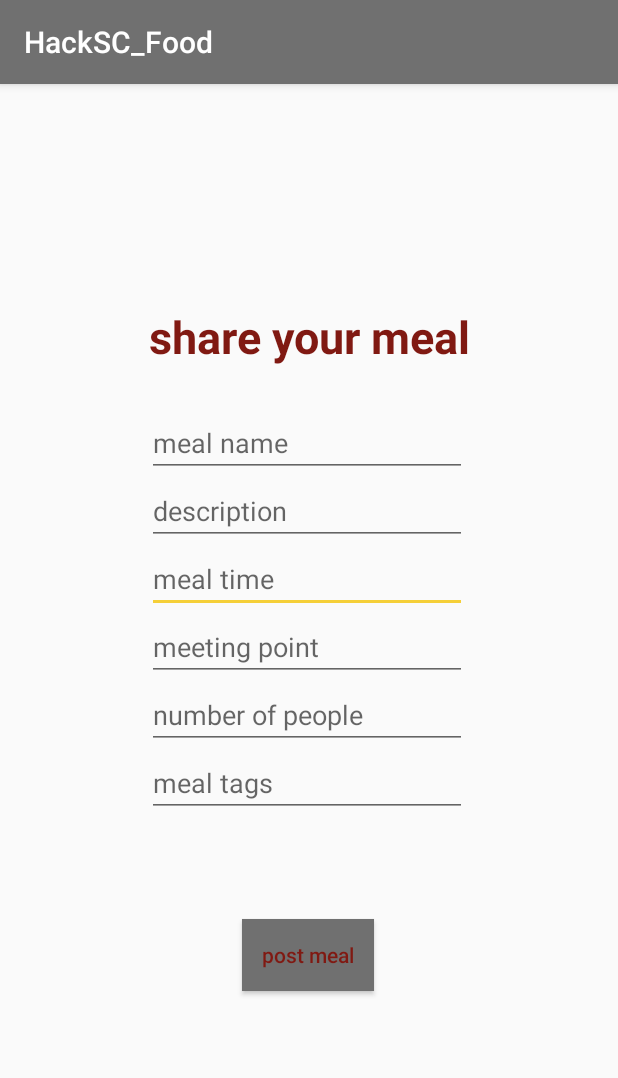
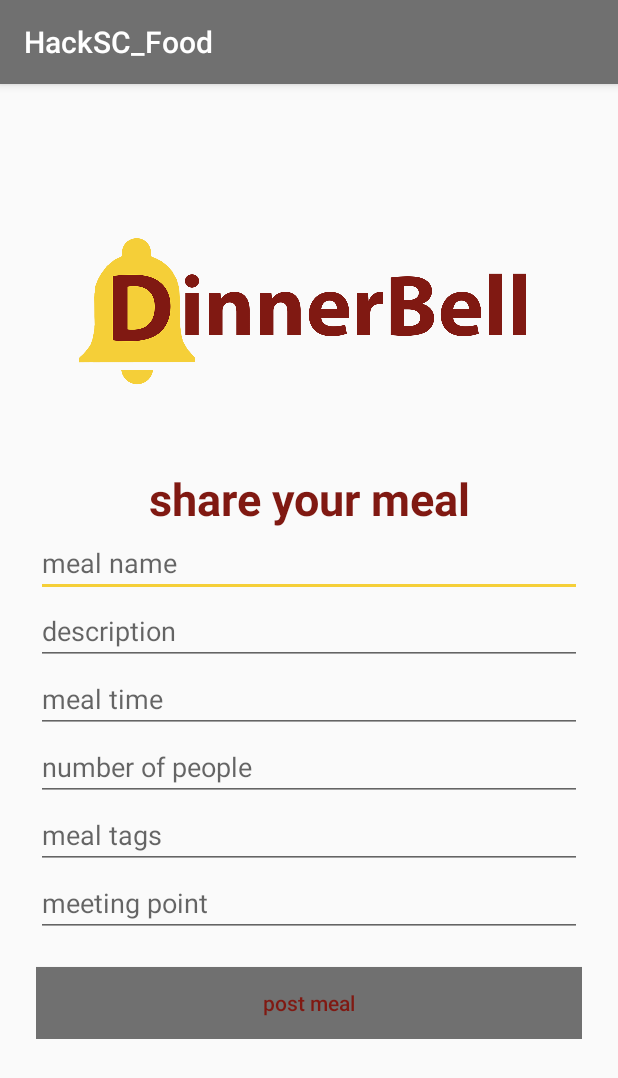
Before and after one commit to ziyiwu9494/HackSC_Food, an Android app: the fragment GalleryFragment shown on its own in the app's theme, on a phone screen of 412 x 824 dp. Shown: the top 1078 px of the screen. Run offline under Robolectric (Android 15) with nearby library versions, the phone set to English and light mode, and no system bars.

Commit message:
Refactored layout

```diff
--- a/app/src/main/java/com/example/hacksc_food/ui/home/HomeFragment.java
+++ b/app/src/main/java/com/example/hacksc_food/ui/home/HomeFragment.java
@@ -36,14 +36,7 @@ public class HomeFragment extends Fragment {
                 ViewModelProviders.of(this).get(HomeViewModel.class);
 
         View root = inflater.inflate(R.layout.fragment_home, container, false);
-        final TextView textView = root.findViewById(R.id.text_home);
         RecyclerView recyclerView = (RecyclerView) root.findViewById(R.id.nav_recycle);
-        homeViewModel.getText().observe(this, new Observer<String>() {
-            @Override
-            public void onChanged(@Nullable String s) {
-                textView.setText(s);
-            }
-        });
 
 
         ListAdapter listAdapter = new ListAdapter(getActivity(), sample_data.titles, sample_data.tags);
--- a/app/src/main/res/layout/activity_main.xml
+++ b/app/src/main/res/layout/activity_main.xml
@@ -7,7 +7,7 @@
     tools:context=".MainActivity">
 
     <ImageView
-        android:id="@+id/logo"
+        android:id="@+id/sharelogo"
         android:layout_width="match_parent"
         android:layout_height="100dp"
         android:layout_marginTop="100dp"
--- a/app/src/main/res/layout/fragment_gallery.xml
+++ b/app/src/main/res/layout/fragment_gallery.xml
@@ -7,114 +7,92 @@
     android:clickable="true">
 
 
-
+<ScrollView
+    android:layout_width="match_parent"
+    android:layout_height="match_parent">
+    <LinearLayout
+        android:orientation="vertical"
+        android:layout_width="match_parent"
+        android:layout_height="match_parent"
+        android:paddingTop="56dp"
+        android:paddingLeft="24dp"
+        android:paddingRight="24dp">
+        <ImageView
+        android:id="@+id/sharelogo"
+        android:layout_width="match_parent"
+        android:layout_height="200dp"
+        app:layout_constraintTop_toTopOf="parent"
+        app:srcCompat="@drawable/logo"></ImageView>
         <TextView
             android:id="@+id/shareYourMeal"
-        android:layout_width="wrap_content"
+            android:layout_width="match_parent"
             android:layout_height="wrap_content"
-        android:layout_marginTop="148dp"
             android:text="@string/share_your_meal"
             android:textColor="#801912"
             android:textSize="30sp"
             android:textStyle="bold"
-        app:layout_constraintEnd_toEndOf="parent"
-        app:layout_constraintHorizontal_bias="0.505"
-        app:layout_constraintStart_toStartOf="parent"
-        app:layout_constraintTop_toTopOf="parent" />
+            android:textAlignment="center"/>
+        <EditText
+            android:id="@+id/mealNameInput"
+            android:layout_width="match_parent"
+            android:layout_height="wrap_content"
+            android:ems="10"
+            android:hint="@string/meal_name"
+            android:inputType="textPersonName"
+            android:textColor="#707070" />
+        <EditText
+            android:id="@+id/descriptionInput"
+            android:layout_width="match_parent"
+            android:layout_height="wrap_content"
+            android:ems="10"
+            android:gravity="start|top"
+            android:hint="@string/description"
+            android:inputType="textMultiLine"
+            android:textColor="#707070" />
 
         <EditText
             android:id="@+id/timeInput"
-        android:layout_width="wrap_content"
+            android:layout_width="match_parent"
             android:layout_height="wrap_content"
             android:ems="10"
             android:hint="@string/meal_time"
             android:inputType="time"
-        android:textColor="#707070"
-        app:layout_constraintEnd_toEndOf="parent"
-        app:layout_constraintHorizontal_bias="0.494"
-        app:layout_constraintStart_toStartOf="parent"
-        app:layout_constraintTop_toBottomOf="@+id/descriptionInput" />
+            android:textColor="#707070" />
 
         <EditText
+            android:id="@+id/numOfPeople"
+            android:layout_width="match_parent"
+            android:layout_height="wrap_content"
+            android:ems="10"
+            android:hint="@string/numOfPeople"
+            android:inputType="number"/>
+        <EditText
             android:id="@+id/tags"
-        android:layout_width="wrap_content"
+            android:layout_width="match_parent"
             android:layout_height="wrap_content"
             android:ems="10"
             android:gravity="start|top"
             android:hint="@string/mealTags"
             android:inputType="textMultiLine"
-        android:textColor="#707070"
-        app:layout_constraintEnd_toEndOf="parent"
-        app:layout_constraintHorizontal_bias="0.494"
-        app:layout_constraintStart_toStartOf="parent"
-        app:layout_constraintTop_toBottomOf="@+id/numOfPeople" />
-
-    <EditText
-        android:id="@+id/descriptionInput"
-        android:layout_width="wrap_content"
-        android:layout_height="wrap_content"
-        android:ems="10"
-        android:gravity="start|top"
-        android:hint="@string/description"
-        android:inputType="textMultiLine"
-        android:textColor="#707070"
-        app:layout_constraintEnd_toEndOf="parent"
-        app:layout_constraintHorizontal_bias="0.494"
-        app:layout_constraintStart_toStartOf="parent"
-        app:layout_constraintTop_toBottomOf="@+id/mealNameInput" />
-
+            android:textColor="#707070" />
         <EditText
             android:id="@+id/meetingPoint"
-        android:layout_width="wrap_content"
+            android:layout_width="match_parent"
             android:layout_height="wrap_content"
             android:ems="10"
             android:hint="@string/meeting_point"
-        android:inputType="textPostalAddress"
-        app:layout_constraintEnd_toEndOf="parent"
-        app:layout_constraintHorizontal_bias="0.494"
-        app:layout_constraintStart_toStartOf="parent"
-        app:layout_constraintTop_toBottomOf="@+id/timeInput" />
+            android:inputType="textPostalAddress" />
 
         <Button
             android:id="@+id/postMeal"
-        android:layout_width="wrap_content"
+            android:layout_width="match_parent"
             android:layout_height="wrap_content"
             android:layout_marginTop="20dp"
             android:background="#707070"
             android:text="@string/post_meal"
             android:textAllCaps="false"
-        android:textColor="#801912"
-        app:layout_constraintBottom_toBottomOf="parent"
-        app:layout_constraintEnd_toEndOf="parent"
-        app:layout_constraintHorizontal_bias="0.498"
-        app:layout_constraintStart_toStartOf="parent"
-        app:layout_constraintTop_toBottomOf="@+id/tags"
-        app:layout_constraintVertical_bias="0.226" />
-
-    <EditText
-        android:id="@+id/mealNameInput"
-        android:layout_width="wrap_content"
-        android:layout_height="wrap_content"
-        android:layout_marginTop="28dp"
-        android:ems="10"
-        android:hint="@string/meal_name"
-        android:inputType="textPersonName"
-        android:textColor="#707070"
-        app:layout_constraintEnd_toEndOf="parent"
-        app:layout_constraintHorizontal_bias="0.494"
-        app:layout_constraintStart_toStartOf="parent"
-        app:layout_constraintTop_toBottomOf="@+id/shareYourMeal" />
-
-    <EditText
-        android:id="@+id/numOfPeople"
-        android:layout_width="wrap_content"
-        android:layout_height="wrap_content"
-        android:ems="10"
-        android:hint="@string/numOfPeople"
-        android:inputType="number"
-        app:layout_constraintEnd_toEndOf="parent"
-        app:layout_constraintHorizontal_bias="0.494"
-        app:layout_constraintStart_toStartOf="parent"
-        app:layout_constraintTop_toBottomOf="@+id/meetingPoint" />
+            android:textColor="#801912" />
+    </LinearLayout>
+</ScrollView>
 
 </androidx.constraintlayout.widget.ConstraintLayout>
--- a/app/src/main/res/layout/fragment_home.xml
+++ b/app/src/main/res/layout/fragment_home.xml
@@ -5,19 +5,6 @@
     android:layout_width="match_parent"
     android:layout_height="match_parent">
 
-    <TextView
-        android:id="@+id/text_home"
-        android:layout_width="match_parent"
-        android:layout_height="wrap_content"
-        android:layout_marginStart="8dp"
-        android:layout_marginTop="16dp"
-        android:layout_marginEnd="8dp"
-        android:textAlignment="center"
-        android:textSize="40sp"
-        app:layout_constraintEnd_toEndOf="parent"
-        app:layout_constraintHorizontal_bias="1.0"
-        app:layout_constraintStart_toStartOf="parent"
-        app:layout_constraintTop_toTopOf="parent" />
 
     <androidx.recyclerview.widget.RecyclerView
         android:id="@+id/nav_recycle"
@@ -28,7 +15,7 @@
         app:layout_constraintEnd_toEndOf="parent"
         app:layout_constraintHorizontal_bias="0.0"
         app:layout_constraintStart_toStartOf="parent"
-        app:layout_constraintTop_toBottomOf="@+id/text_home" />
+        app:layout_constraintTop_toTopOf="parent" />
 
 
 
```
Lines whose indentation alone changed are shown as unchanged.
